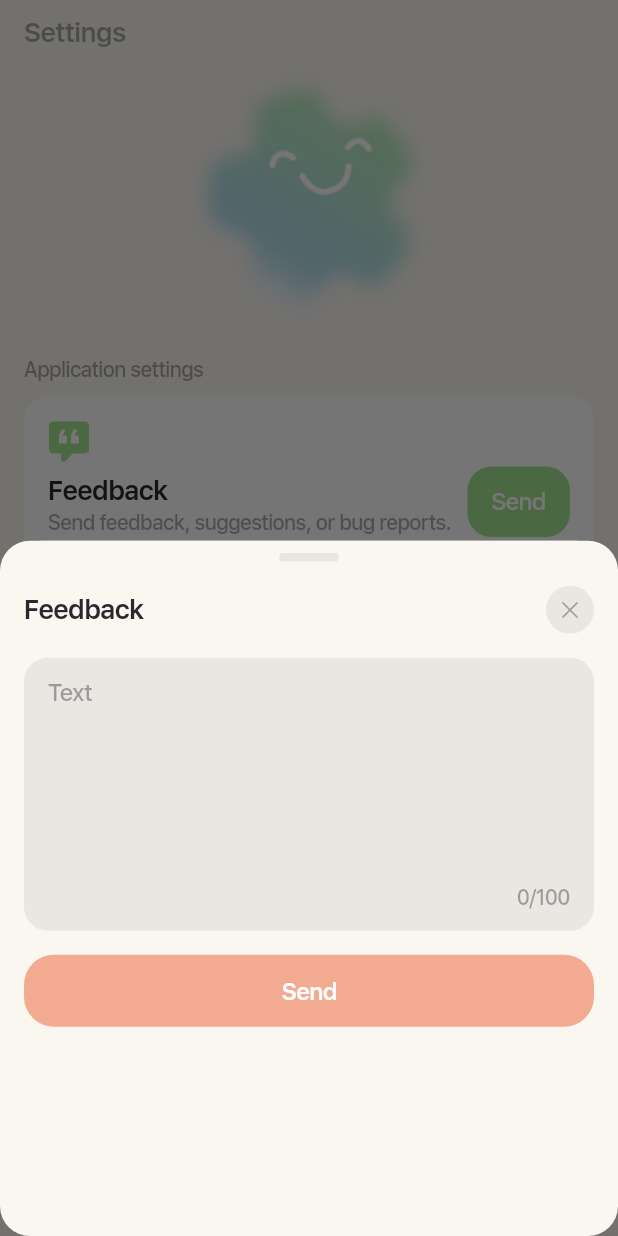
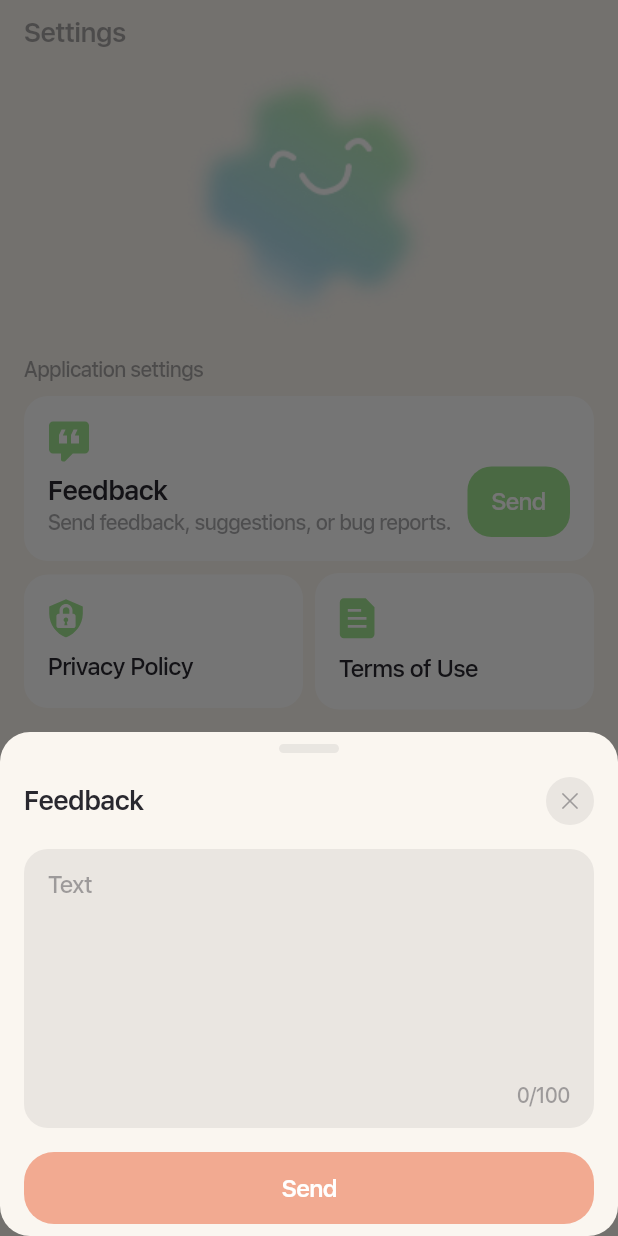
Before and after one commit to Nanaika/Habit_App, a Flutter app: the SettingsPageView screen opened directly, after a tap on "Send", on a phone screen of 412 x 824 dp. Run offline on Flutter 3.47's test engine with Material 3 defaults, Android fonts, the phone set to English and light mode, and no system bars; our stand-ins replace flutter_bloc, flutter_svg, isar; missing offline and left inert: dart:ffi; accounts and stored records are empty; generated files the repository leaves out were written again; project files that could hold a hidden picture were left out.

```diff
--- a/lib/components/custom_text_field.dart
+++ b/lib/components/custom_text_field.dart
@@ -2,7 +2,6 @@ import 'package:flutter/material.dart';
 
 import '../theme.dart';
 import '../utils/const.dart';
-import 'label_large.dart';
 
 class CustomTextField extends StatelessWidget {
   const CustomTextField({
@@ -13,6 +12,7 @@ class CustomTextField extends StatelessWidget {
     this.maxLines = 1,
     this.showLimit = false,
     required this.controller,
+    this.maxLength,
   });
 
   final String hintText;
@@ -21,6 +21,7 @@ class CustomTextField extends StatelessWidget {
   final int maxLines;
   final bool showLimit;
   final TextEditingController controller;
+  final int? maxLength;
 
   @override
   Widget build(BuildContext context) {
@@ -32,12 +33,14 @@ class CustomTextField extends StatelessWidget {
         crossAxisAlignment: CrossAxisAlignment.end,
         children: [
           TextField(
+            maxLength: maxLength,
             controller: controller,
             minLines: minLines,
             maxLines: maxLines,
             style: getTextTheme(context).bodyMedium?.copyWith(color: getColor(context).secondary),
             textAlign: textAlign,
             decoration: InputDecoration(
+              counterStyle: getTextTheme(context).labelLarge?.copyWith(color: getColor(context).onPrimary),
               hintText: hintText,
               hintStyle: getTextTheme(context).bodyMedium?.copyWith(color: getColor(context).onPrimary),
               isDense: true,
@@ -45,7 +48,6 @@ class CustomTextField extends StatelessWidget {
               contentPadding: EdgeInsets.zero,
             ),
           ),
-          if (showLimit) const LabelLarge(text: '0/100'),
         ],
       ),
     );
--- a/lib/components/label_large.dart
+++ b/lib/components/label_large.dart
@@ -5,10 +5,11 @@ import '../theme.dart';
 class LabelLarge extends StatelessWidget {
   const LabelLarge({
     super.key,
-    required this.text,
+    required this.text, this.overflow = TextOverflow.ellipsis,
   });
 
   final String text;
+  final TextOverflow? overflow;
 
   @override
   Widget build(BuildContext context) {
@@ -16,7 +17,7 @@ class LabelLarge extends StatelessWidget {
       text,
       style: getTextTheme(context)
           .labelLarge
-          ?.copyWith(color: getColor(context).onPrimary, overflow: TextOverflow.ellipsis),
+          ?.copyWith(color: getColor(context).onPrimary, overflow: overflow),
     );
   }
 }
--- a/lib/components/settings_page/feedback_bottom_sheet.dart
+++ b/lib/components/settings_page/feedback_bottom_sheet.dart
@@ -7,19 +7,38 @@ import '../custom_no_icon_button.dart';
 import '../custom_text_field.dart';
 import '../display_small.dart';
 
-class FeedBackBottomSheet extends StatelessWidget {
+class FeedBackBottomSheet extends StatefulWidget {
   const FeedBackBottomSheet({
     super.key,
   });
 
   @override
+  State<FeedBackBottomSheet> createState() => _FeedBackBottomSheetState();
+}
+
+class _FeedBackBottomSheetState extends State<FeedBackBottomSheet> {
+  late final TextEditingController controller;
+
+  @override
+  void initState() {
+    super.initState();
+    controller = TextEditingController();
+  }
+
+  @override
+  void dispose() {
+    super.dispose();
+    controller.dispose();
+  }
+
+  @override
   Widget build(BuildContext context) {
-    return Dialog(
-      insetPadding: EdgeInsets.zero,
-      backgroundColor: getColor(context).surface,
-      child: Padding(
-        padding: const EdgeInsets.symmetric(horizontal: 16),
+    return Padding(
+      padding: EdgeInsets.only(right: 16, left: 16, bottom: MediaQuery.of(context).viewInsets.bottom + 8),
+      child: SafeArea(
+        bottom: true,
         child: Column(
+          mainAxisSize: MainAxisSize.min,
           children: [
             const SizedBox(
               height: 8,
@@ -32,29 +51,34 @@ class FeedBackBottomSheet extends StatelessWidget {
               mainAxisAlignment: MainAxisAlignment.spaceBetween,
               children: [
                 const DisplaySmall(text: 'Feedback'),
-                CloseCircleButton(onTap: () {
-                  Navigator.of(context).pop();
-                },),
+                CloseCircleButton(
+                  onTap: () {
+                    Navigator.of(context).pop();
+                  },
+                ),
               ],
             ),
             const SizedBox(
               height: 16,
             ),
             CustomTextField(
-              controller: TextEditingController(),
+              maxLength: 100,
+              controller: controller,
               hintText: 'Text',
               textAlign: TextAlign.start,
               minLines: 6,
               maxLines: 6,
               showLimit: true,
             ),
-
             const SizedBox(
               height: 16,
             ),
             CustomNoIconButton(
               text: 'Send',
               color: getColor(context).primary,
+              onTap: () {
+                controller.clear();
+              },
             ),
           ],
         ),
--- a/lib/main.dart
+++ b/lib/main.dart
@@ -9,7 +9,7 @@ import 'package:habit_app/bloc/task_bloc.dart';
 import 'package:habit_app/domain/models/goal.dart';
 import 'package:habit_app/domain/models/habit.dart';
 import 'package:habit_app/domain/models/task.dart';
-import 'package:habit_app/pages/root_page.dart';
+import 'package:habit_app/onboarding/onboarding_page1.dart';
 import 'package:habit_app/theme.dart';
 import 'package:isar/isar.dart';
 import 'package:path_provider/path_provider.dart';
@@ -54,7 +54,7 @@ class MyApp extends StatelessWidget {
         debugShowCheckedModeBanner: false,
         title: 'HabitApp',
         theme: lightTheme,
-        home: const RootPage(),
+        home: const OnboardingPage1(),
       ),
     );
   }
--- a/lib/onboarding/onboarding_page3.dart
+++ b/lib/onboarding/onboarding_page3.dart
@@ -1,6 +1,7 @@
 import 'package:flutter/cupertino.dart';
 import 'package:flutter/material.dart';
 import 'package:habit_app/pages/main_page_view.dart';
+import 'package:habit_app/pages/root_page.dart';
 import 'package:habit_app/theme.dart';
 
 import '../components/custom_button.dart';
@@ -43,7 +44,7 @@ class OnboardingPage3 extends StatelessWidget {
                     text: 'Get started',
                     onTap: () {
                       Navigator.of(context).push(CupertinoPageRoute(builder: (ctx) {
-                        return const MainPageView();
+                        return const RootPage();
                       }));
                     },
                   ),
--- a/lib/pages/privacy_policy_page.dart
+++ b/lib/pages/privacy_policy_page.dart
@@ -22,7 +22,7 @@ class PrivacyPolicyPage extends StatelessWidget {
       ),
       body: Padding(
         padding: const EdgeInsets.symmetric(horizontal: 16.0),
-        child: LabelLarge(text: text),
+        child: LabelLarge(text: text, overflow: null,),
       ),
     );
   }
--- a/lib/pages/settings_page_view.dart
+++ b/lib/pages/settings_page_view.dart
@@ -51,6 +51,7 @@ class _SettingsPageViewState extends State<SettingsPageView> {
                 FeedBackSection(
                   onTap: () {
                     showModalBottomSheet(
+                        isScrollControlled: true,
                         shape: RoundedRectangleBorder(borderRadius: BorderRadius.circular(20)),
                         backgroundColor: getColor(context).surface,
                         context: context,
```
